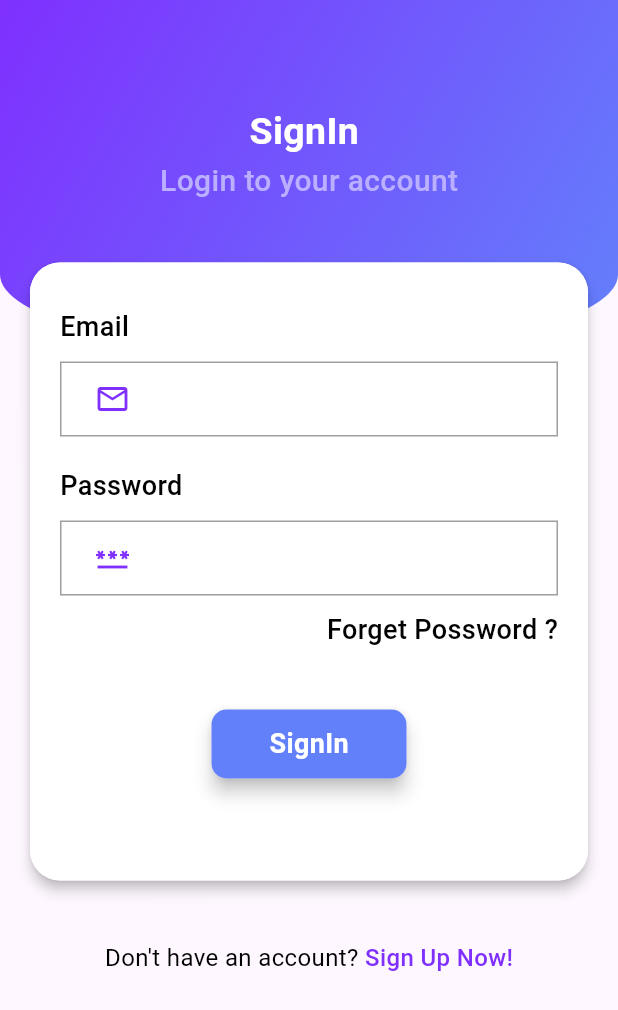
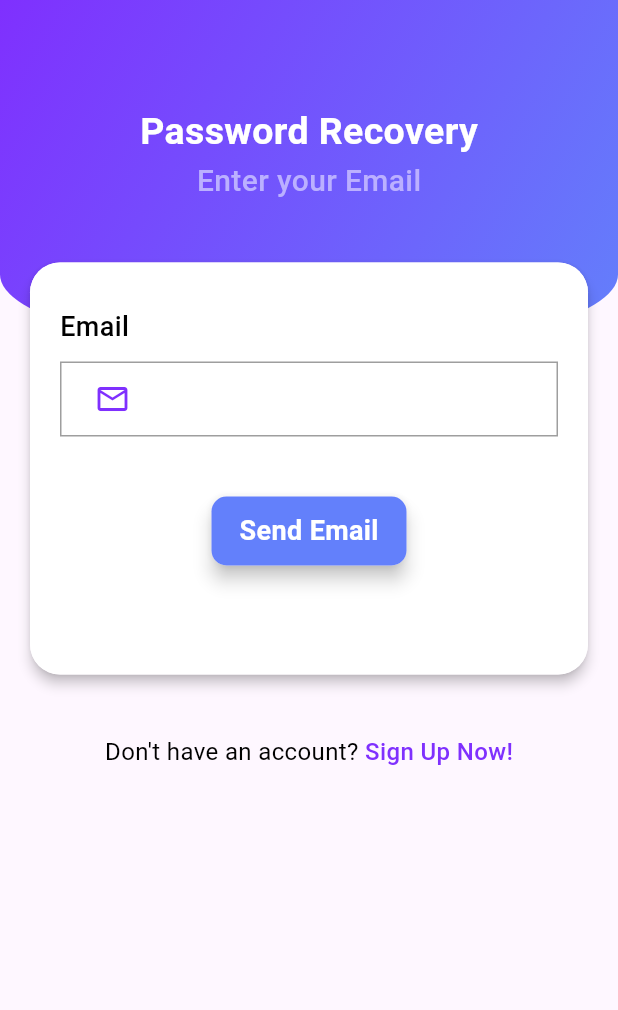
Before and after one commit to Roshan-Barkane/chatapp, a Flutter app: the screen it shows after launch, on a phone screen of 412 x 824 dp. Shown: the top 1010 px of the screen. Run offline on Flutter 3.47's test engine with Material 3 defaults, Android fonts, the phone set to English and light mode, and no system bars; our stand-ins replace cloud_firestore, firebase_auth, firebase_core, random_string, shared_preferences; accounts and stored records are empty.

Commit message:
done forget_password

```diff
--- a/lib/main.dart
+++ b/lib/main.dart
@@ -1,4 +1,5 @@
 import 'package:chatapp/page/chatpage.dart';
+import 'package:chatapp/page/forget_password.dart';
 import 'package:chatapp/page/home.dart';
 import 'package:chatapp/page/signin.dart';
 import 'package:chatapp/page/signup.dart';
@@ -24,7 +25,7 @@ class MyApp extends StatelessWidget {
         colorScheme: ColorScheme.fromSeed(seedColor: Colors.deepPurple),
         useMaterial3: true,
       ),
-      home: const SignIn(),
+      home: const ForgetPassword(),
     );
   }
 }
--- /dev/null
+++ b/lib/page/forget_password.dart
@@ -0,0 +1,230 @@
+import 'package:chatapp/page/signin.dart';
+import 'package:chatapp/page/signup.dart';
+import 'package:firebase_auth/firebase_auth.dart';
+import 'package:flutter/material.dart';
+
+class ForgetPassword extends StatefulWidget {
+  const ForgetPassword({super.key});
+
+  @override
+  State<ForgetPassword> createState() => _ForgetPasswordState();
+}
+
+class _ForgetPasswordState extends State<ForgetPassword> {
+  //
+  String email = "";
+  TextEditingController userEmailController = new TextEditingController();
+
+  final _formKey = GlobalKey<FormState>();
+// This function are used to Reset the Password with firebase
+  resetPassword() async {
+    try {
+      await FirebaseAuth.instance.sendPasswordResetEmail(email: email);
+      ScaffoldMessenger.of(context).showSnackBar(SnackBar(
+          content: Text(
+        "Password Reset Email has been sent",
+        style: TextStyle(fontSize: 18.0),
+      )));
+    } on FirebaseAuthException catch (e) {
+      if (e.code == 'user-not-found') {
+        ScaffoldMessenger.of(context).showSnackBar(SnackBar(
+            backgroundColor: Colors.orangeAccent,
+            content: Text(
+              "No User found for that Email",
+              style: TextStyle(fontSize: 18.0),
+            )));
+      }
+    }
+  }
+
+  @override
+  Widget build(BuildContext context) {
+    return Scaffold(
+      body: Container(
+        child: Stack(
+          children: [
+            Container(
+              height: MediaQuery.of(context).size.height / 3.5,
+              width: MediaQuery.of(context).size.width,
+              decoration: BoxDecoration(
+                  gradient: LinearGradient(
+                    colors: [
+                      Color(0xFF7f30fe),
+                      Color(0xFF6380fb),
+                    ],
+                    begin: Alignment.topLeft,
+                    end: Alignment.bottomRight,
+                  ),
+                  borderRadius: BorderRadius.vertical(
+                      bottom: Radius.elliptical(
+                          MediaQuery.of(context).size.width, 105.0))),
+            ),
+            Padding(
+              padding: EdgeInsets.only(top: 70.0),
+              child: Column(
+                children: [
+                  Center(
+                    child: Text(
+                      "Password Recovery",
+                      style: TextStyle(
+                          color: Colors.white,
+                          fontSize: 25.0,
+                          fontWeight: FontWeight.bold),
+                    ),
+                  ),
+                  Center(
+                    child: Text(
+                      "Enter your Email",
+                      style: TextStyle(
+                          color: Color(0xFFbbb0ff),
+                          fontSize: 20.0,
+                          fontWeight: FontWeight.w500),
+                    ),
+                  ),
+                  SizedBox(
+                    height: 20,
+                  ),
+                  Center(
+                    child: Container(
+                      margin: EdgeInsets.symmetric(
+                          vertical: 20.0, horizontal: 20.0),
+                      child: Material(
+                        elevation: 3.4,
+                        borderRadius: BorderRadius.circular(20),
+                        child: Container(
+                          padding: EdgeInsets.symmetric(
+                              vertical: 20.0, horizontal: 20.0),
+                          height: MediaQuery.of(context).size.height / 3,
+                          width: MediaQuery.of(context).size.width,
+                          decoration: BoxDecoration(
+                            color: Colors.white,
+                            borderRadius: BorderRadius.circular(20),
+                          ),
+                          child: Form(
+                            key: _formKey,
+                            child: Column(
+                              crossAxisAlignment: CrossAxisAlignment.start,
+                              children: [
+                                SizedBox(
+                                  height: 10.0,
+                                ),
+                                Text(
+                                  "Email",
+                                  style: TextStyle(
+                                    color: Colors.black,
+                                    fontSize: 18.0,
+                                    fontWeight: FontWeight.w500,
+                                  ),
+                                ),
+                                SizedBox(
+                                  height: 10.0,
+                                ),
+                                Container(
+                                  padding: EdgeInsets.only(left: 10.0),
+                                  decoration: BoxDecoration(
+                                    border: Border.all(
+                                        width: 1.0, color: Colors.black38),
+                                  ),
+                                  child: TextFormField(
+                                    controller: userEmailController,
+                                    validator: (value) {
+                                      if (value == null || value.isEmpty) {
+                                        return "Enter your Email";
+                                      }
+                                      return null;
+                                    },
+                                    decoration: InputDecoration(
+                                      border: InputBorder.none,
+                                      prefixIcon: Icon(
+                                        Icons.mail_outline,
+                                        color: Color(0xFF7f30fe),
+                                      ),
+                                    ),
+                                  ),
+                                ),
+                                SizedBox(
+                                  height: 40.0,
+                                ),
+                                GestureDetector(
+                                  onTap: () {
+                                    if (_formKey.currentState!.validate()) {
+                                      setState(() {
+                                        email = userEmailController.text;
+                                      });
+                                      resetPassword();
+                                    }
+                                  },
+                                  child: Center(
+                                    child: Container(
+                                      width: 130,
+                                      child: Material(
+                                        elevation: 5.0,
+                                        borderRadius:
+                                            BorderRadius.circular(10.0),
+                                        child: Container(
+                                          padding: EdgeInsets.all(10.0),
+                                          decoration: BoxDecoration(
+                                            color: Color(0xFF6380fb),
+                                            borderRadius:
+                                                BorderRadius.circular(10.0),
+                                          ),
+                                          child: Center(
+                                            child: Text(
+                                              "Send Email",
+                                              style: TextStyle(
+                                                  color: Colors.white,
+                                                  fontSize: 18.0,
+                                                  fontWeight: FontWeight.bold),
+                                            ),
+                                          ),
+                                        ),
+                                      ),
+                                    ),
+                                  ),
+                                )
+                              ],
+                            ),
+                          ),
+                        ),
+                      ),
+                    ),
+                  ),
+                  SizedBox(
+                    height: 20.0,
+                  ),
+                  Row(
+                    mainAxisAlignment: MainAxisAlignment.center,
+                    children: [
+                      Text(
+                        "Don't have an account?",
+                        style: TextStyle(color: Colors.black, fontSize: 16.0),
+                      ),
+                      GestureDetector(
+                        onTap: () {
+                          Navigator.push(
+                            context,
+                            MaterialPageRoute(
+                              builder: (context) => SignUp(),
+                            ),
+                          );
+                        },
+                        child: Text(
+                          " Sign Up Now!",
+                          style: TextStyle(
+                            color: Color(0xFF7f30fe),
+                            fontSize: 16.0,
+                            fontWeight: FontWeight.w500,
+                          ),
+                        ),
+                      ),
+                    ],
+                  ),
+                ],
+              ),
+            ),
+          ],
+        ),
+      ),
+    );
+  }
+}
--- a/lib/page/signin.dart
+++ b/lib/page/signin.dart
@@ -1,4 +1,6 @@
+import 'package:chatapp/page/forget_password.dart';
 import 'package:chatapp/page/home.dart';
+import 'package:chatapp/page/signup.dart';
 import 'package:chatapp/service/database.dart';
 import 'package:chatapp/service/shared_prefirences.data.dart';
 import 'package:cloud_firestore/cloud_firestore.dart';
@@ -217,7 +219,17 @@ class _SignInState extends State<SignIn> {
                                   SizedBox(
                                     height: 10,
                                   ),
-                                  Container(
+                                  GestureDetector(
+                                    onTap: () {
+                                      Navigator.push(
+                                        context,
+                                        MaterialPageRoute(
+                                          builder: (context) =>
+                                              ForgetPassword(),
+                                        ),
+                                      );
+                                    },
+                                    child: Container(
                                       alignment: Alignment.centerRight,
                                       child: Text(
                                         "Forget Possword ?",
@@ -225,6 +237,7 @@ class _SignInState extends State<SignIn> {
                                           color: Colors.black,
                                           fontSize: 18.0,
                                           fontWeight: FontWeight.w500,
+                                        ),
                                       ),
                                     ),
                                   ),
@@ -276,12 +289,22 @@ class _SignInState extends State<SignIn> {
                         "Don't have an account?",
                         style: TextStyle(color: Colors.black, fontSize: 16.0),
                       ),
-                      Text(
+                      GestureDetector(
+                        onTap: () {
+                          Navigator.push(
+                            context,
+                            MaterialPageRoute(
+                              builder: (context) => SignUp(),
+                            ),
+                          );
+                        },
+                        child: Text(
                           " Sign Up Now!",
                           style: TextStyle(
                             color: Color(0xFF7f30fe),
                             fontSize: 16.0,
                             fontWeight: FontWeight.w500,
+                          ),
                         ),
                       ),
                     ],
--- a/lib/page/signup.dart
+++ b/lib/page/signup.dart
@@ -1,4 +1,5 @@
 import 'package:chatapp/page/home.dart';
+import 'package:chatapp/page/signin.dart';
 import 'package:chatapp/service/database.dart';
 import 'package:chatapp/service/shared_prefirences.data.dart';
 import 'package:firebase_auth/firebase_auth.dart';
@@ -315,12 +316,22 @@ class _SignUpState extends State<SignUp> {
                                     style: TextStyle(
                                         color: Colors.black, fontSize: 16.0),
                                   ),
-                                  Text(
-                                    " Sign In Now!",
-                                    style: TextStyle(
-                                      color: Color(0xFF7f30fe),
-                                      fontSize: 16.0,
-                                      fontWeight: FontWeight.w500,
+                                  GestureDetector(
+                                    onTap: () {
+                                      Navigator.push(
+                                        context,
+                                        MaterialPageRoute(
+                                          builder: (context) => SignIn(),
+                                        ),
+                                      );
+                                    },
+                                    child: Text(
+                                      " Sign In Now!",
+                                      style: TextStyle(
+                                        color: Color(0xFF7f30fe),
+                                        fontSize: 16.0,
+                                        fontWeight: FontWeight.w500,
+                                      ),
                                     ),
                                   ),
                                 ],
```
Lines whose indentation alone changed are shown as unchanged.
